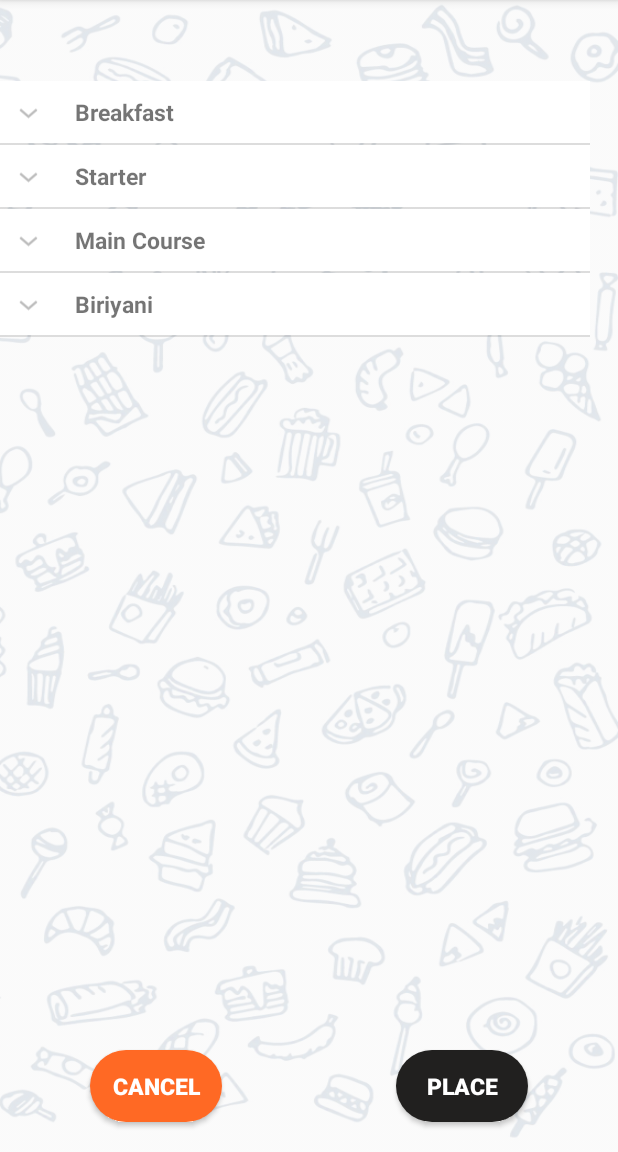
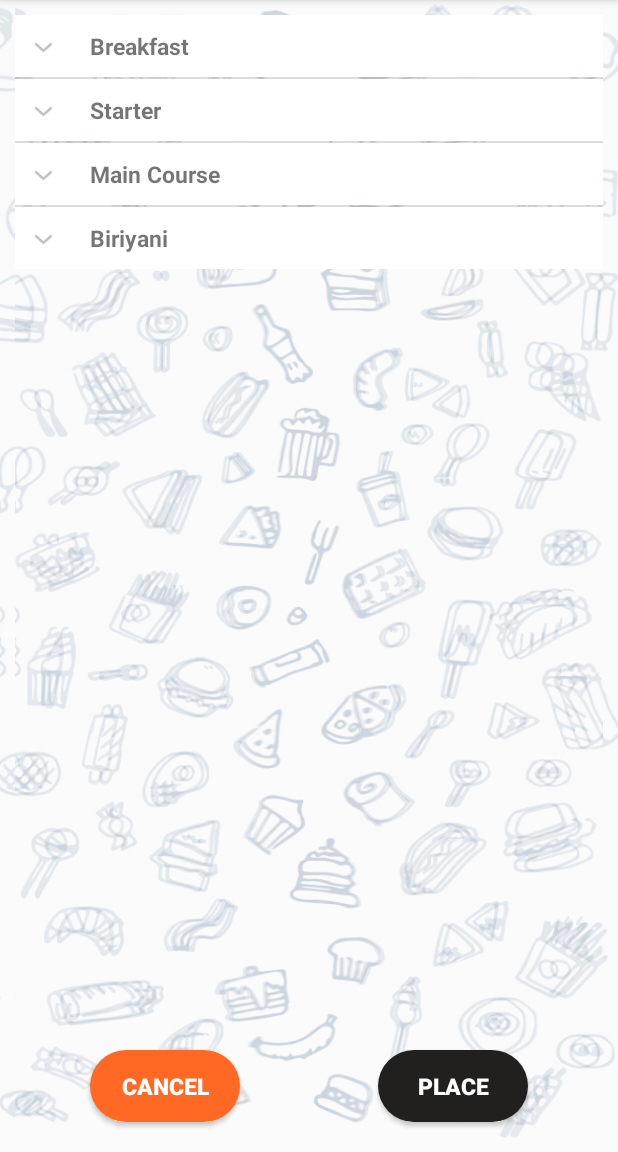
Before and after one commit to Binarycube/Hotel-App, an Android app: the PlaceOrder screen opened directly, with no data from a screen before it, after a tap on "CANCEL", on a phone screen of 412 x 824 dp, the part 84-1236 px from its top. Run offline under Robolectric (Android 15) with nearby library versions, the phone set to English and light mode, and no system bars.

Commit message:
Bug Fixed
Order Menu UI
Id name correction

```diff
--- a/Customer/app/src/main/java/com/bct/hotelapp/PlaceOrder.java
+++ b/Customer/app/src/main/java/com/bct/hotelapp/PlaceOrder.java
@@ -17,7 +17,7 @@ public class PlaceOrder extends AppCompatActivity {
         setContentView(R.layout.activity_place_order);
 
         cancelBtn = (Button) findViewById(R.id.cancelBtn);
-        confirmBtn = (Button) findViewById(R.id.placeBtn);
+        confirmBtn = (Button) findViewById(R.id.confirmBtn);
 
         cancelBtn.setOnClickListener(new View.OnClickListener() {
             @Override
--- a/Customer/app/src/main/res/layout/activity_options.xml
+++ b/Customer/app/src/main/res/layout/activity_options.xml
@@ -12,9 +12,9 @@
         android:layout_width="230dp"
         android:layout_height="wrap_content"
         android:layout_marginBottom="30dp"
-        android:text="Order Food"
+        android:text="@string/order_food"
         android:fontFamily="sans-serif-black"
-        android:textSize="20dp"
+        android:textSize="20sp"
         android:textColor="@color/white"
         android:background="@drawable/btn_primary"
         app:layout_constraintBottom_toTopOf="@+id/viewBill"
@@ -25,9 +25,9 @@
         android:id="@+id/viewBill"
         android:layout_width="230dp"
         android:layout_height="wrap_content"
-        android:text="View Bill"
+        android:text="@string/view_bill"
         android:fontFamily="sans-serif-black"
-        android:textSize="20dp"
+        android:textSize="20sp"
         android:textColor="@color/white"
         android:background="@drawable/btn_success"
         app:layout_constraintBottom_toBottomOf="parent"
@@ -41,9 +41,9 @@
         android:layout_height="wrap_content"
         android:layout_marginTop="30dp"
         android:background="@drawable/btn_danger"
-        android:text="Call Waiter"
+        android:text="@string/call_waiter"
         android:fontFamily="sans-serif-black"
-        android:textSize="20dp"
+        android:textSize="20sp"
         android:textColor="@color/white"
         app:layout_constraintEnd_toEndOf="parent"
         app:layout_constraintStart_toStartOf="parent"
--- a/Customer/app/src/main/res/layout/activity_order_menu.xml
+++ b/Customer/app/src/main/res/layout/activity_order_menu.xml
@@ -6,41 +6,50 @@
     android:layout_height="match_parent"
     android:background="@drawable/app_bg"
     tools:context=".OrderMenu">
+    <LinearLayout
+        android:layout_width="match_parent"
+        android:layout_height="wrap_content"
+        android:background="@drawable/app_bg"
+        android:layout_margin="10dp"
+        tools:context=".OrderMenu"
+        tools:ignore="MissingConstraints">
 
-    <ExpandableListView
-        android:id="@+id/foodmenu"
-        android:layout_width="393dp"
-        android:layout_height="636dp"
-        android:layout_margin="10dp"
-        android:layout_marginBottom="20dp"
-        app:layout_constraintBottom_toTopOf="@+id/cancelBtn"
-        tools:layout_editor_absoluteX="9dp"></ExpandableListView>
+        <ExpandableListView
+            android:id="@+id/foodmenu"
+            android:layout_width="match_parent"
+            android:layout_height="wrap_content"
+            android:layout_marginTop="10dp"
+            android:layout_marginBottom="80dp"
+            app:layout_constraintEnd_toEndOf="parent"
+            app:layout_constraintStart_toStartOf="parent"
+            app:layout_constraintTop_toTopOf="parent" />
+    </LinearLayout>
 
     <Button
         android:id="@+id/cancelBtn"
-        android:layout_width="88dp"
+        android:layout_width="100dp"
         android:layout_height="wrap_content"
         android:layout_marginStart="60dp"
+        android:layout_marginBottom="20dp"
         android:background="@drawable/btn_danger"
-        android:layout_marginBottom="20dp"
-        android:text="Cancel"
         android:fontFamily="sans-serif-black"
-        android:textSize="15dp"
+        android:text="@string/cancel"
         android:textColor="@color/white"
+        android:textSize="15sp"
         app:layout_constraintBottom_toBottomOf="parent"
         app:layout_constraintStart_toStartOf="parent" />
 
     <Button
         android:id="@+id/placeBtn"
-        android:layout_width="wrap_content"
+        android:layout_width="100dp"
         android:layout_height="wrap_content"
         android:layout_marginEnd="60dp"
+        android:layout_marginBottom="20dp"
         android:background="@drawable/btn_primary"
-        android:layout_marginBottom="20dp"
-        android:text="Place"
         android:fontFamily="sans-serif-black"
-        android:textSize="15dp"
+        android:text="@string/place"
         android:textColor="@color/white"
+        android:textSize="15sp"
         app:layout_constraintBottom_toBottomOf="parent"
         app:layout_constraintEnd_toEndOf="parent" />
 </androidx.constraintlayout.widget.ConstraintLayout>
--- a/Customer/app/src/main/res/values/strings.xml
+++ b/Customer/app/src/main/res/values/strings.xml
@@ -9,4 +9,9 @@
     <string name="default_quantity">00</string>
     <string name="minus">-</string>
     <string name="plus">+</string>
+    <string name="cancel">Cancel</string>
+    <string name="place">Place</string>
+    <string name="order_food">Order Food</string>
+    <string name="view_bill">View Bill</string>
+    <string name="call_waiter">Call Waiter</string>
 </resources>
```
